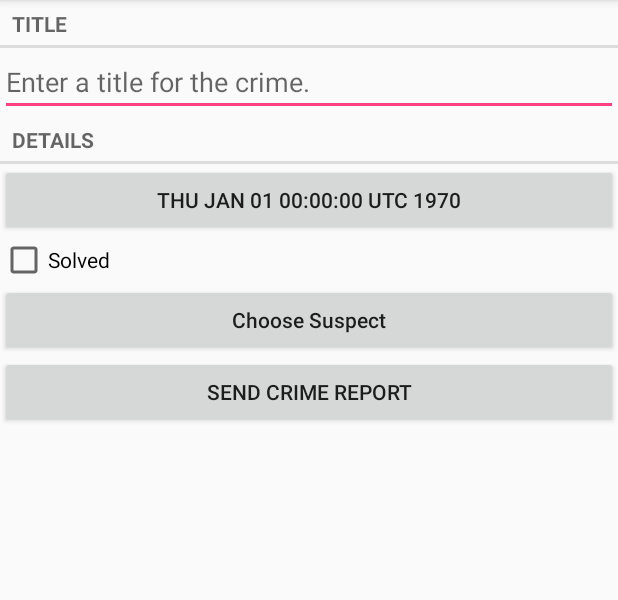
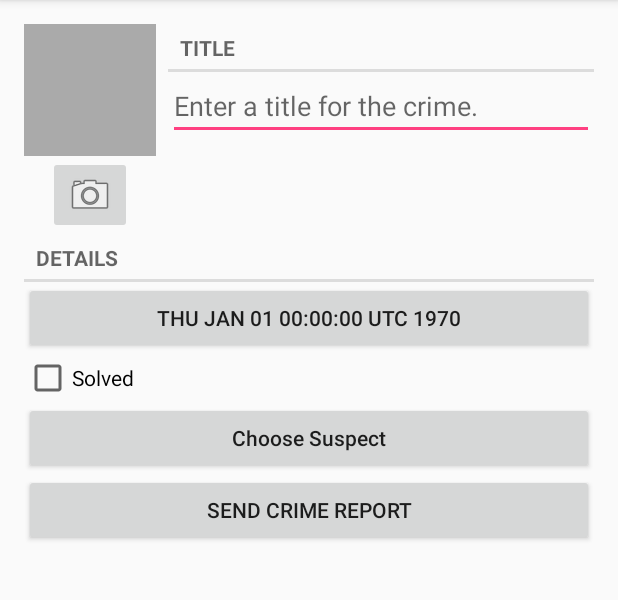
Before and after one commit to ivicel/Android-Programming-BigNerd, an Android app: the CrimeFragment screen opened directly, with no data from a screen before it, on a phone screen of 412 x 824 dp, the part 84-684 px from its top. Run offline under Robolectric (Android 15) with nearby library versions, the phone set to English and light mode, and no system bars.

Commit message:
chapter 16

```diff
--- a/CriminalIntent/app/src/main/java/info/ivicel/criminalintent/Crime.java
+++ b/CriminalIntent/app/src/main/java/info/ivicel/criminalintent/Crime.java
@@ -58,4 +58,8 @@ public class Crime {
     public void setSuspect(String suspect) {
         mSuspect = suspect;
     }
+
+    public String getPhotoFilename() {
+        return "IMG" + mId.toString() + ".jpg";
+    }
 }
--- a/CriminalIntent/app/src/main/java/info/ivicel/criminalintent/CrimeFragment.java
+++ b/CriminalIntent/app/src/main/java/info/ivicel/criminalintent/CrimeFragment.java
@@ -2,17 +2,23 @@ package info.ivicel.criminalintent;
 
 import android.app.Activity;
 import android.content.Intent;
+import android.content.pm.ActivityInfo;
 import android.content.pm.PackageManager;
+import android.content.pm.ResolveInfo;
 import android.database.Cursor;
+import android.graphics.Bitmap;
 import android.net.Uri;
 import android.os.Bundle;
 import android.provider.ContactsContract;
+import android.provider.MediaStore;
 import android.support.annotation.Nullable;
 import android.support.v4.app.Fragment;
 import android.support.v4.app.FragmentManager;
+import android.support.v4.content.FileProvider;
 import android.text.Editable;
 import android.text.TextWatcher;
 import android.text.format.DateFormat;
+import android.util.Log;
 import android.view.LayoutInflater;
 import android.view.View;
 import android.view.ViewGroup;
@@ -20,9 +26,13 @@ import android.widget.Button;
 import android.widget.CheckBox;
 import android.widget.CompoundButton;
 import android.widget.EditText;
+import android.widget.ImageButton;
+import android.widget.ImageView;
 import android.widget.Toast;
 
+import java.io.File;
 import java.util.Date;
+import java.util.List;
 import java.util.UUID;
 
 /**
@@ -35,6 +45,7 @@ public class CrimeFragment extends Fragment {
     private static final String DIALOG_DATE = "DialogDate";
     private static final int REQUEST_DATE = 0;
     private static final int REQUEST_CONTACT = 1;
+    private static final int REQUEST_TAKE_PHOTO = 2;
 
     private Crime mCrime;
     private EditText mTitleField;
@@ -42,12 +53,16 @@ public class CrimeFragment extends Fragment {
     private CheckBox mSolvedCheckBox;
     private Button mReportButton;
     private Button mSuspectButton;
+    private ImageView mPhotoView;
+    private ImageButton mPhotoButton;
+    private File mPhotoFile;
 
     @Override
     public void onCreate(@Nullable Bundle savedInstanceState) {
         super.onCreate(savedInstanceState);
         UUID crimeId = (UUID)getArguments().getSerializable(ARG_CRIME_ID);
         mCrime = CrimeLab.get(getContext()).getCrime(crimeId);
+        mPhotoFile = CrimeLab.get(getContext()).getPhotoFile(mCrime);
     }
 
     @Nullable
@@ -61,7 +76,8 @@ public class CrimeFragment extends Fragment {
         mSolvedCheckBox = (CheckBox)v.findViewById(R.id.crime_solved);
         mReportButton = (Button)v.findViewById(R.id.crime_report);
         mSuspectButton = (Button)v.findViewById(R.id.crime_suspect);
-
+        mPhotoButton = (ImageButton)v.findViewById(R.id.crime_camera);
+        mPhotoView = (ImageView)v.findViewById(R.id.crime_photo);
 
         mTitleField.setText(mCrime.getTitle());
         updateDate();
@@ -130,6 +146,32 @@ public class CrimeFragment extends Fragment {
             mReportButton.setText(mCrime.getSuspect());
         }
 
+        final Intent imageCapture = new Intent(MediaStore.ACTION_IMAGE_CAPTURE);
+        if (mPhotoFile == null ||
+                imageCapture.resolveActivity(getActivity().getPackageManager()) == null) {
+            mPhotoButton.setEnabled(false);
+        }
+        mPhotoButton.setOnClickListener(new View.OnClickListener() {
+            @Override
+            public void onClick(View v) {
+                Uri uri = FileProvider.getUriForFile(getContext(),
+                        "info.ivicel.criminalintent.fileprovider", mPhotoFile);
+                imageCapture.putExtra(MediaStore.EXTRA_OUTPUT, uri);
+                List<ResolveInfo> resolveActivities = getActivity().getPackageManager()
+                        .queryIntentActivities(imageCapture, PackageManager.MATCH_DEFAULT_ONLY);
+                /* to backward compatible with kitkat and lower version
+                 * we should grant the permission
+                 */
+                for (ResolveInfo resolveActivity : resolveActivities) {
+                    getContext().grantUriPermission(resolveActivity.activityInfo.packageName,
+                            uri, Intent.FLAG_GRANT_WRITE_URI_PERMISSION);
+                }
+                startActivityForResult(imageCapture, REQUEST_TAKE_PHOTO);
+            }
+        });
+
+        updatePhoto();
+
         return v;
     }
 
@@ -160,6 +202,15 @@ public class CrimeFragment extends Fragment {
             } finally {
                 c.close();
             }
+        } else if (requestCode == REQUEST_TAKE_PHOTO) {
+            /*
+             * remove the permission, otherwise other apps will take this permission
+             * util reboot the device
+             */
+            Uri uri = FileProvider.getUriForFile(getContext(),
+                    "info.ivicel.criminalintent.fileprovider", mPhotoFile);
+            getContext().revokeUriPermission(uri, Intent.FLAG_GRANT_WRITE_URI_PERMISSION);
+            updatePhoto();
         }
     }
 
@@ -200,8 +251,16 @@ public class CrimeFragment extends Fragment {
             suspect = getString(R.string.crime_report_suspect);
         }
 
-        String report = getString(R.string.crime_report, mCrime.getTitle(),
+        return getString(R.string.crime_report, mCrime.getTitle(),
                 dateString, solvedString, suspect);
-        return report;
+    }
+
+    private void updatePhoto() {
+        if (mPhotoFile == null || !mPhotoFile.exists()) {
+            mPhotoView.setImageDrawable(null);
+        } else {
+            Bitmap bitmap = PictureUtils.getScaledBitmap(mPhotoFile.getPath(), getActivity());
+            mPhotoView.setImageBitmap(bitmap);
+        }
     }
 }
--- a/CriminalIntent/app/src/main/java/info/ivicel/criminalintent/CrimeLab.java
+++ b/CriminalIntent/app/src/main/java/info/ivicel/criminalintent/CrimeLab.java
@@ -5,6 +5,7 @@ import android.content.Context;
 import android.database.Cursor;
 import android.database.sqlite.SQLiteDatabase;
 
+import java.io.File;
 import java.util.ArrayList;
 import java.util.List;
 import java.util.UUID;
@@ -86,4 +87,9 @@ public class CrimeLab {
                 whereArgs, null, null, null);
         return new CrimeCursorWrapper(cursor);
     }
+
+    public File getPhotoFile(Crime crime) {
+        File fileDir = mContext.getFilesDir();
+        return new File(fileDir, crime.getPhotoFilename());
+    }
 }
--- a/CriminalIntent/app/src/main/res/layout/fragment_crime.xml
+++ b/CriminalIntent/app/src/main/res/layout/fragment_crime.xml
@@ -1,51 +1,95 @@
 <?xml version="1.0" encoding="utf-8"?>
-<LinearLayout
+<android.support.constraint.ConstraintLayout
     xmlns:android="http://schemas.android.com/apk/res/android"
+    xmlns:app="http://schemas.android.com/apk/res-auto"
+    xmlns:tools="http://schemas.android.com/tools"
     android:layout_width="match_parent"
     android:layout_height="match_parent"
-    android:orientation="vertical"
-    android:layout_margin="16dp">
+    android:padding="16dp">
 
     <TextView
-        android:layout_width="match_parent"
+        android:layout_width="0dp"
         android:layout_height="wrap_content"
         style="?android:listSeparatorTextViewStyle"
-        android:text="@string/crime_title_label"/>
+        android:text="@string/crime_title_label"
+        app:layout_constraintTop_toTopOf="@+id/crime_photo"
+        app:layout_constraintLeft_toRightOf="@+id/crime_photo"
+        android:layout_marginStart="8dp"
+        app:layout_constraintRight_toRightOf="parent"
+        android:id="@+id/textView"/>
 
     <EditText
-        android:layout_width="match_parent"
+        android:layout_width="0dp"
         android:layout_height="wrap_content"
         android:id="@+id/crime_title"
-        android:hint="@string/crime_title_hint"/>
+        android:hint="@string/crime_title_hint"
+        app:layout_constraintTop_toBottomOf="@+id/textView"
+        app:layout_constraintLeft_toLeftOf="@+id/textView"
+        app:layout_constraintRight_toRightOf="@+id/textView"
+        app:layout_constraintHorizontal_bias="0.0"/>
 
     <TextView
-        android:layout_width="match_parent"
+        android:layout_width="0dp"
         android:layout_height="wrap_content"
         style="?android:attr/listSeparatorTextViewStyle"
-        android:text="@string/crime_details_label"/>
+        android:text="@string/crime_details_label"
+        app:layout_constraintTop_toBottomOf="@+id/crime_camera"
+        app:layout_constraintLeft_toLeftOf="parent"
+        app:layout_constraintRight_toRightOf="parent"
+        android:id="@+id/textView2"/>
 
     <Button
-        android:layout_width="match_parent"
+        android:id="@+id/crime_date"
+        android:layout_width="0dp"
         android:layout_height="wrap_content"
-        android:id="@+id/crime_date"/>
+        app:layout_constraintLeft_toLeftOf="@+id/textView2"
+        app:layout_constraintRight_toRightOf="@+id/textView2"
+        app:layout_constraintTop_toBottomOf="@+id/textView2"/>
 
     <CheckBox
-        android:layout_width="match_parent"
+        android:layout_width="0dp"
         android:layout_height="wrap_content"
         android:id="@+id/crime_solved"
-        android:text="@string/crime_solved_label"/>
+        android:text="@string/crime_solved_label"
+        app:layout_constraintTop_toBottomOf="@+id/crime_date"
+        app:layout_constraintLeft_toLeftOf="@+id/crime_date"/>
 
     <Button
-        android:layout_width="match_parent"
+        android:id="@+id/crime_suspect"
+        android:layout_width="0dp"
         android:layout_height="wrap_content"
         android:text="@string/crime_suspect_text"
         android:textAllCaps="false"
-        android:id="@+id/crime_suspect"/>
+        app:layout_constraintLeft_toLeftOf="@+id/crime_date"
+        app:layout_constraintRight_toRightOf="@+id/crime_date"
+        app:layout_constraintTop_toBottomOf="@+id/crime_solved"/>
 
     <Button
-        android:layout_width="match_parent"
+        android:id="@+id/crime_report"
+        android:layout_width="0dp"
         android:layout_height="wrap_content"
         android:text="@string/crime_report_text"
-        android:id="@+id/crime_report"/>
+        app:layout_constraintLeft_toLeftOf="@+id/crime_suspect"
+        app:layout_constraintRight_toRightOf="@+id/crime_suspect"
+        app:layout_constraintTop_toBottomOf="@+id/crime_suspect"/>
 
-</LinearLayout>
+    <ImageView
+        android:id="@+id/crime_photo"
+        android:layout_width="88dp"
+        android:layout_height="88dp"
+        android:scaleType="centerInside"
+        android:cropToPadding="true"
+        app:layout_constraintLeft_toLeftOf="parent"
+        app:layout_constraintTop_toTopOf="parent"
+        android:background="@android:color/darker_gray"/>
+
+    <ImageButton
+        android:id="@+id/crime_camera"
+        android:layout_width="wrap_content"
+        android:layout_height="wrap_content"
+        app:srcCompat="@android:drawable/ic_menu_camera"
+        app:layout_constraintTop_toBottomOf="@+id/crime_photo"
+        app:layout_constraintLeft_toLeftOf="@+id/crime_photo"
+        app:layout_constraintRight_toRightOf="@+id/crime_photo"/>
+
+</android.support.constraint.ConstraintLayout>
--- /dev/null
+++ b/CriminalIntent/app/src/main/res/xml/files.xml
@@ -0,0 +1,4 @@
+<?xml version="1.0" encoding="utf-8"?>
+<paths>
+    <files-path name="crime_photos" path="."/>
+</paths>
```
Also changed, not shown: CriminalIntent/app/src/main/AndroidManifest.xml (+10 -0 lines), CriminalIntent/app/src/main/java/info/ivicel/criminalintent/PictureUtils.java (added, +38 -0 lines).
